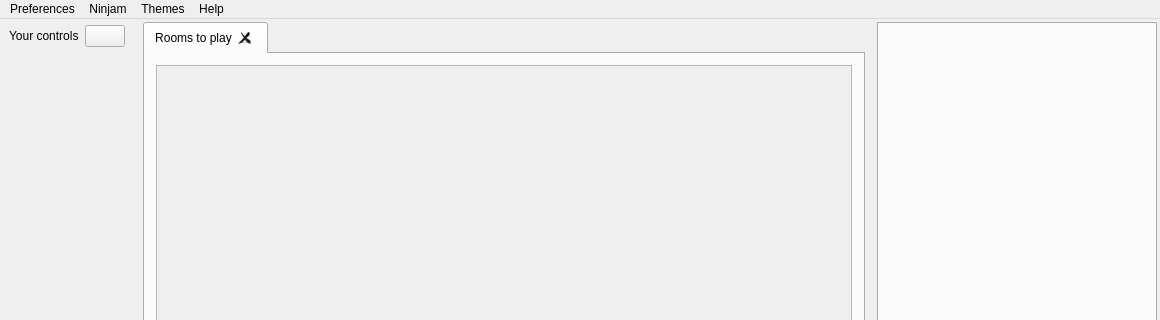
The window that src/gui/MainWindow.ui (elieserdejesus/JamTaba) describes before a commit, drawn with Qt 5; both pictures show x 0 to 1160 and y 0 to 320 of the 1160 by 750 pixel window.
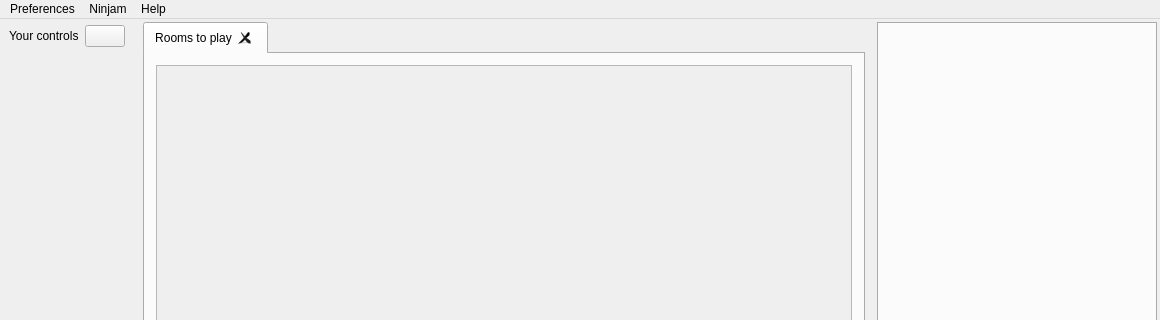
The same window after the commit. Icons and pictures are not drawn.

Commit message: removing Theme menu

Patch:
```diff
--- a/src/gui/MainWindow.ui
+++ b/src/gui/MainWindow.ui
@@ -357,14 +357,8 @@
     <addaction name="actionUsersManual"/>
     <addaction name="actionReportBugs"/>
    </widget>
-   <widget class="QMenu" name="menuThemes">
-    <property name="title">
-     <string>Themes</string>
-    </property>
-   </widget>
    <addaction name="menuPreferences"/>
    <addaction name="menuNinjam"/>
-   <addaction name="menuThemes"/>
    <addaction name="menuHelp"/>
   </widget>
   <action name="actionTest">
```
The commit also changes 2 other files.
